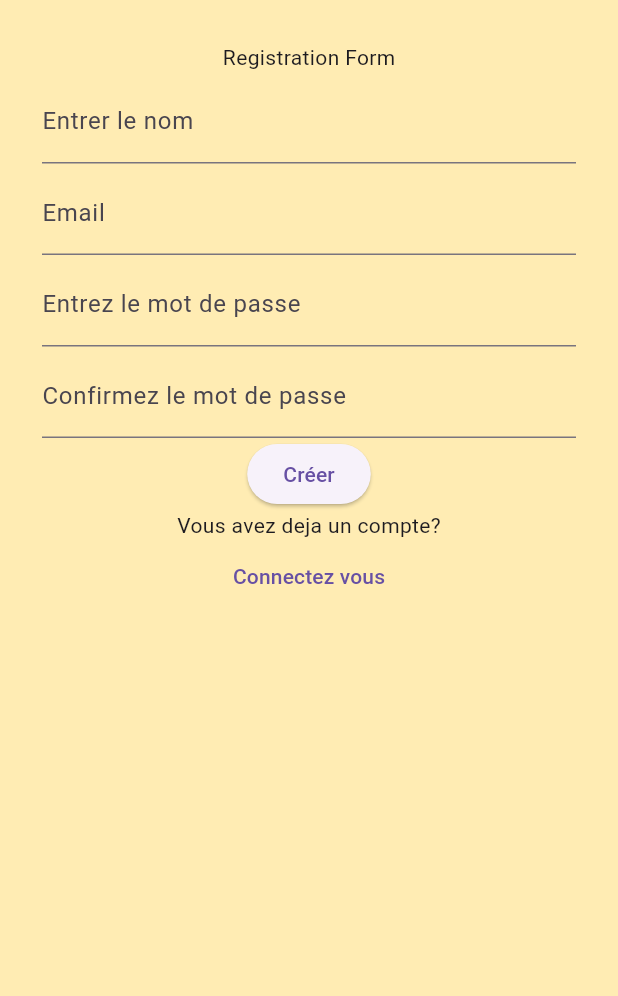
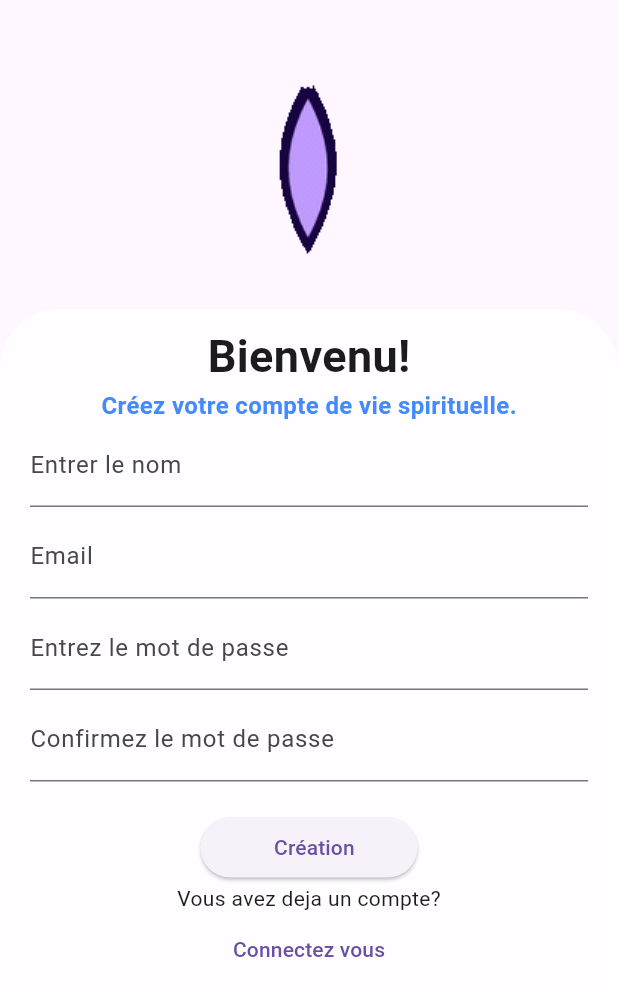
Before and after one commit to OpenTek-Startup/tracking-app, a Flutter app: the screen it shows after launch, on a phone screen of 412 x 824 dp. Shown: the top 996 px of the screen. Run offline on Flutter 3.47's test engine with Material 3 defaults, Android fonts, the phone set to English and light mode, and no system bars; our stand-ins replace appwrite, flutter_dotenv, flutter_riverpod, flutter_svg, get_it, go_router.

```diff
--- a/lib/auth_notifier/src/auth_notifier.dart
+++ b/lib/auth_notifier/src/auth_notifier.dart
@@ -60,7 +60,7 @@ class AuthNotifier extends StateNotifier<AuthState> {
 
   signup(String email, String name, String password) async {
     try {
-      state = await state.copyWith(
+      state = state.copyWith(
         error: null,
         status: AuthStatus.loading,
         user: null,
--- a/lib/pages/LoginPage.dart
+++ b/lib/pages/LoginPage.dart
@@ -1,6 +1,6 @@
 import 'package:flutter/material.dart';
 import 'package:learningflutterappwrite/type/loginCallback.dart';
-import 'package:learningflutterappwrite/widgets/loginForm.dart';
+import 'package:learningflutterappwrite/widgets/auth/loginForm.dart';
 
 class Loginpage extends StatefulWidget {
   static const String name = "login";
@@ -20,7 +20,6 @@ class _LoginpageState extends State<Loginpage> {
   Widget build(BuildContext context) {
     return Scaffold(
       body: ListView(
-        padding: EdgeInsets.all(20),
         children: <Widget>[
           Loginform(
               emailController: _emailController,
--- a/lib/pages/registration.dart
+++ b/lib/pages/registration.dart
@@ -1,6 +1,6 @@
 import 'package:flutter/material.dart';
 import 'package:learningflutterappwrite/type/signupCallback.dart';
-import 'package:learningflutterappwrite/widgets/signupForm.dart';
+import 'package:learningflutterappwrite/widgets/auth/signupForm.dart';
 
 class Registration extends StatefulWidget {
   static const String name = 'registration';
@@ -15,21 +15,20 @@ class _RegistrationState extends State<Registration> {
   final TextEditingController _nameController = TextEditingController();
   final TextEditingController _emailController = TextEditingController();
   final TextEditingController _passwordController = TextEditingController();
-  final TextEditingController _confirmedPasswordController = TextEditingController();
+  final TextEditingController _confirmedPasswordController =
+      TextEditingController();
 
   @override
   Widget build(BuildContext context) {
     return Scaffold(
-      backgroundColor: Colors.amber[100],
       body: ListView(
-        padding: EdgeInsets.all(20),
         children: <Widget>[
           Signupform(
-            emailController: _emailController,
-            nameController: _nameController,
-            passwordController: _passwordController,
-            confPasswordController: _confirmedPasswordController,
-            onPressedLogin: widget.onsignUp)
+              emailController: _emailController,
+              nameController: _nameController,
+              passwordController: _passwordController,
+              confPasswordController: _confirmedPasswordController,
+              onPressedLogin: widget.onsignUp)
         ],
       ),
     );
--- a/lib/router/router.dart
+++ b/lib/router/router.dart
@@ -13,29 +13,25 @@ import 'package:learningflutterappwrite/pages/registration.dart';
 
 final routerProvider = Provider<GoRouter>((ref) {
   final authState = ref.watch(authProvider);
-  final AuthNotifier = ref.watch(authProvider.notifier);
+  final authNotifier = ref.watch(authProvider.notifier);
   return GoRouter(
     routes: [
       GoRoute(
           name: 'Registration_page',
           path: '/',
-          builder: (_, __) => Registration(
-                onsignUp: (name, email, password) async {
-                  final appwrite = GetIt.instance.get<Appwriteconf>();
-                  final user =
-                      await appwrite.createAccount(name, email, password);
-                  print(jsonEncode(user?.toMap() ?? '{}'));
-                },
-              )),
+          builder: (_, __) => authState.status == AuthStatus.authenticated
+              ? Homepage()
+              : Registration(
+                  onsignUp: (name, email, password) async {
+                    await authNotifier.signup(name, email, password);
+                  },
+                )),
       GoRoute(
           name: Registration.name,
           path: '/registration',
           builder: (_, __) => Registration(
                 onsignUp: (name, email, password) async {
-                  final appwrite = GetIt.instance.get<Appwriteconf>();
-                  final user =
-                      await appwrite.createAccount(name, email, password);
-                  print(jsonEncode(user?.toMap() ?? '{}'));
+                  await authNotifier.signup(email, name, password);
                 },
               )),
       GoRoute(
@@ -65,7 +61,15 @@ final routerProvider = Provider<GoRouter>((ref) {
                       await appwrite.createAccount(name, email, password);
                   print(user);
                 },
-              ))
+              )),
     ],
+    // redirect: (context, state) {
+    //   if (authState.status == AuthStatus.authenticated) {
+    //     return Homepage.name;
+    //   } else {
+    //     Registration.name;
+    //   }
+    //   return null;
+    // },
   );
 });
--- /dev/null
+++ b/lib/widgets/auth/signupForm.dart
@@ -0,0 +1,122 @@
+import 'package:flutter/material.dart';
+import 'package:go_router/go_router.dart';
+import 'package:learningflutterappwrite/pages/LoginPage.dart';
+import 'package:learningflutterappwrite/type/signupCallback.dart';
+
+class Signupform extends StatelessWidget {
+  final signupCallback onPressedLogin;
+  final TextEditingController emailController;
+  final TextEditingController nameController;
+  final TextEditingController passwordController;
+  final TextEditingController confPasswordController;
+  const Signupform(
+      {super.key,
+      required this.emailController,
+      required this.nameController,
+      required this.passwordController,
+      required this.confPasswordController,
+      required this.onPressedLogin});
+
+  @override
+  Widget build(BuildContext context) {
+    return Form(
+      child: Column(
+        mainAxisSize: MainAxisSize.min,
+        children: [
+          SizedBox(
+            width: double.infinity, // Prendre toute la largeur
+            height: MediaQuery.of(context).size.height * 1 / 4,
+            child: Image.asset('assets/gifs/logo.gif'),
+          ),
+          Container(
+            decoration: BoxDecoration(
+              borderRadius: BorderRadius.only(
+                  topLeft: Radius.circular(40), topRight: Radius.circular(40)),
+              color: Colors.white70,
+            ),
+            width:
+                MediaQuery.of(context).size.width, // Prendre toute la largeur
+            height: MediaQuery.of(context).size.height * 3 / 4,
+            child: Padding(
+              padding: EdgeInsets.fromLTRB(20, 10, 20, 0),
+              child: Column(
+                children: [
+                  Center(
+                    child: Text(
+                      'Bienvenu!',
+                      style:
+                          TextStyle(fontSize: 30, fontWeight: FontWeight.bold),
+                    ),
+                  ),
+                  Center(
+                    child: Text(
+                      'Créez votre compte de vie spirituelle.',
+                      style: TextStyle(
+                          fontSize: 16,
+                          fontWeight: FontWeight.w600,
+                          color: Colors.blueAccent),
+                    ),
+                  ),
+                  TextFormField(
+                    controller: nameController,
+                    decoration: InputDecoration(
+                      label: Text('Entrer le nom'),
+                    ),
+                  ),
+                  SizedBox(height: 5),
+                  TextFormField(
+                    controller: emailController,
+                    decoration: InputDecoration(label: Text('Email')),
+                  ),
+                  SizedBox(height: 5),
+                  TextFormField(
+                    controller: passwordController,
+                    obscureText: true,
+                    decoration: InputDecoration(
+                      label: Text('Entrez le mot de passe'),
+                    ),
+                  ),
+                  SizedBox(height: 5),
+                  TextFormField(
+                    obscureText: true,
+                    controller: confPasswordController,
+                    decoration: InputDecoration(
+                        label: Text('Confirmez le mot de passe')),
+                  ),
+                  SizedBox(
+                    height: 20,
+                  ),
+                  ElevatedButton(
+                      onPressed: () {
+                        if (passwordController.text !=
+                            confPasswordController.text) {
+                          ScaffoldMessenger.of(context).showSnackBar(SnackBar(
+                              content:
+                                  Text('Mots de passe ne correspondent pas')));
+                        } else {
+                          return onPressedLogin(nameController.text,
+                              emailController.text, passwordController.text);
+                        }
+                        emailController.clear();
+                        passwordController.clear();
+                        nameController.clear();
+                      },
+                      child: const Text('       Création     ')),
+                  Column(
+                    children: [
+                      Text('Vous avez deja un compte?'),
+                      TextButton(
+                          onPressed: () => {context.goNamed(Loginpage.name)},
+                          child: Text('Connectez vous')),
+                    ],
+                  )
+                ],
+              ),
+            ),
+          ),
+          SizedBox(height: 5),
+        ],
+      ),
+    );
+  }
+}
--- a/lib/widgets/signupForm.dart
+++ /dev/null
@@ -1,85 +0,0 @@
-import 'package:flutter/material.dart';
-import 'package:go_router/go_router.dart';
-import 'package:learningflutterappwrite/pages/LoginPage.dart';
-import 'package:learningflutterappwrite/type/signupCallback.dart';
-
-class Signupform extends StatelessWidget {
-  final signupCallback onPressedLogin;
-  final TextEditingController emailController;
-  final TextEditingController nameController;
-  final TextEditingController passwordController;
-  final TextEditingController confPasswordController;
-  const Signupform(
-      {super.key,
-      required this.emailController,
-      required this.nameController,
-      required this.passwordController,
-      required this.confPasswordController,
-      required this.onPressedLogin});
-
-  @override
-  Widget build(BuildContext context) {
-    return Padding(
-      padding: const EdgeInsets.all(8.0),
-      child: Form(
-        child: Column(
-          mainAxisSize: MainAxisSize.min,
-          children: [
-            Center(
-              child: Text('Registration Form'),
-            ),
-            SizedBox(height: 5),
-            TextFormField(
-              controller: nameController,
-              decoration: InputDecoration(
-                label: Text('Entrer le nom'),
-              ),
-            ),
-            SizedBox(height: 5),
-            TextFormField(
-              controller: emailController,
-              decoration: InputDecoration(label: Text('Email')),
-            ),
-            SizedBox(height: 5),
-            TextFormField(
-              controller: passwordController,
-              obscureText: true,
-              decoration: InputDecoration(
-                label: Text('Entrez le mot de passe'),
-              ),
-            ),
-            SizedBox(height: 5),
-            TextFormField(
-              obscureText: true,
-              controller: confPasswordController,
-              decoration:
-                  InputDecoration(label: Text('Confirmez le mot de passe')),
-            ),
-            ElevatedButton(
-                onPressed: () {
-                  if (passwordController.text != confPasswordController.text) {
-                    ScaffoldMessenger.of(context).showSnackBar(SnackBar(
-                        content: Text('Mots de passe ne correspondent pas')));
-                  } else {
-                    return onPressedLogin(nameController.text,
-                        emailController.text, passwordController.text);
-                  }
-                  emailController.clear();
-                  passwordController.clear();
-                  nameController.clear();
-                },
-                child: const Text('Créer')),
-            Column(
-              children: [
-                Text('Vous avez deja un compte?'),
-                TextButton(
-                    onPressed: () => {context.goNamed(Loginpage.name)},
-                    child: Text('Connectez vous')),
-              ],
-            )
-          ],
-        ),
-      ),
-    );
-  }
-}
```
Also changed, not shown: lib/pages/HomePage.dart (+44 -24 lines), lib/widgets/ReusableContainer/greyContainer.dart (added, +29 -0 lines), lib/widgets/auth/loginForm.dart (added, +97 -0 lines), lib/widgets/drawer/drawer.dart (added, +55 -0 lines), lib/widgets/loginForm.dart (deleted, +0 -70 lines), pubspec.yaml (+11 -4 lines), assets/gifs/logo.gif (added), assets/images/default_user.jpeg (added), assets/svg/camera.svg (added), assets/svg/stat.svg (added), pubspec.lock, 3 other files.
